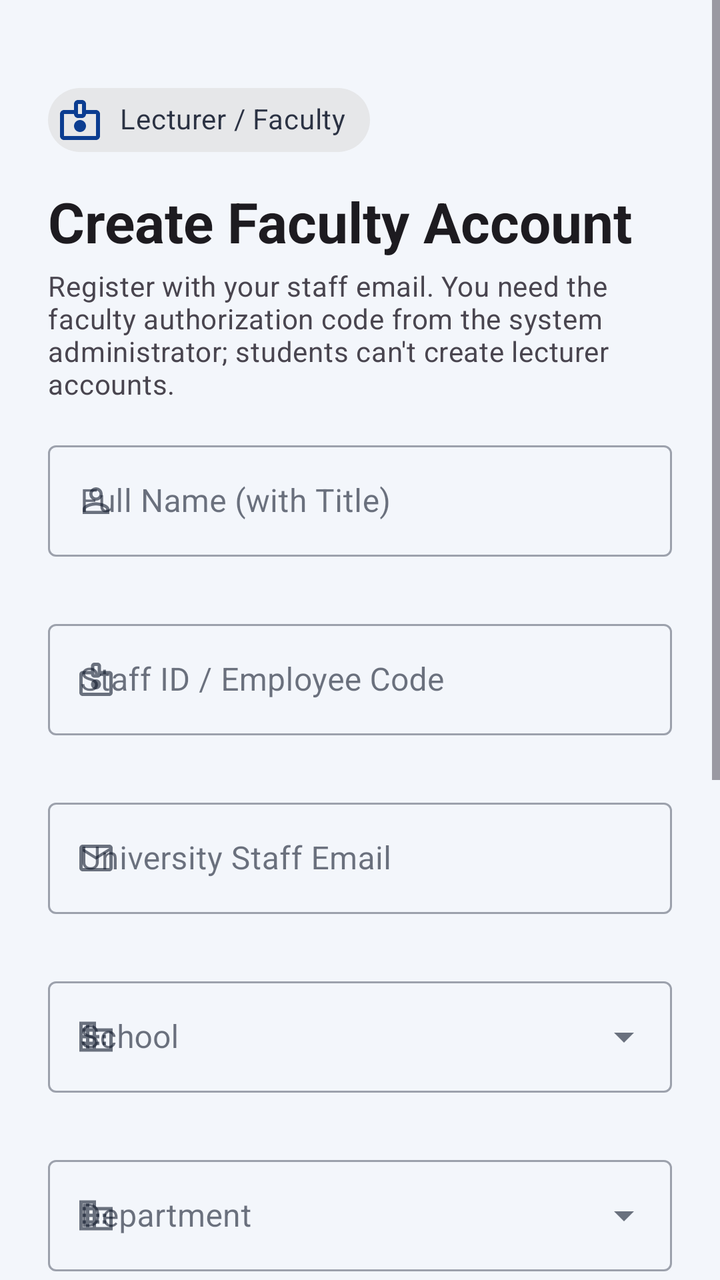
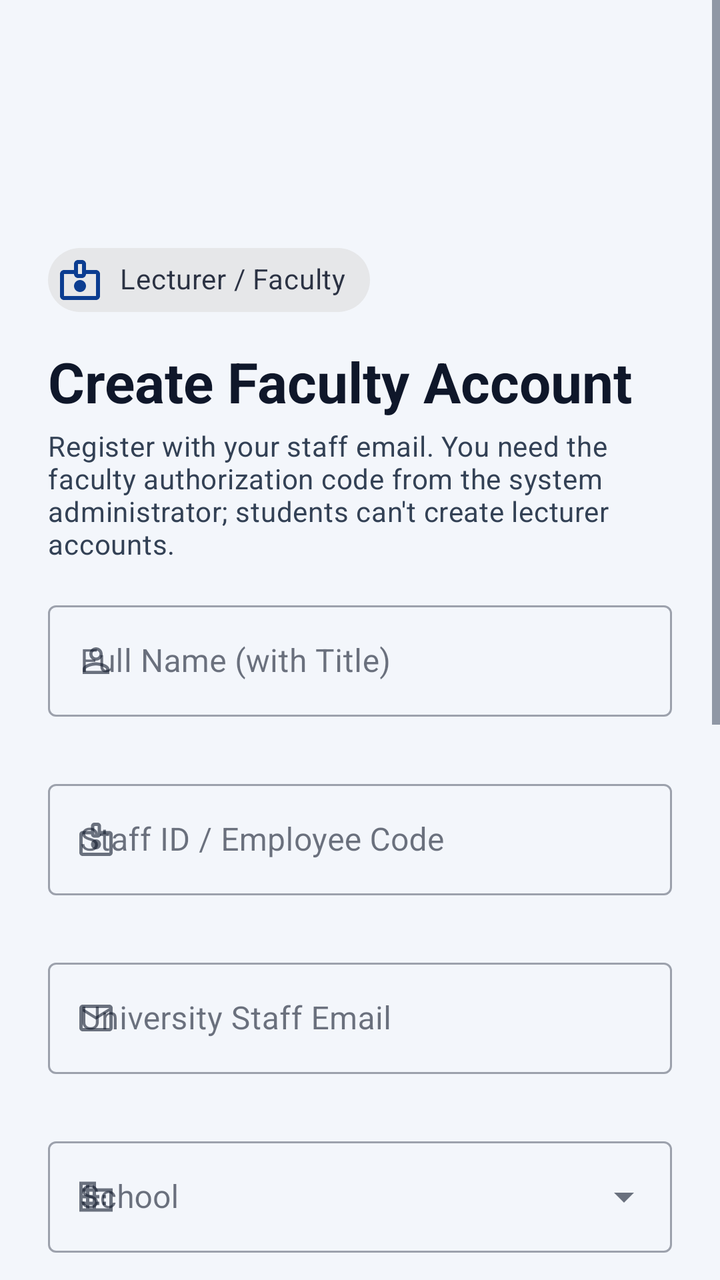

Two renders of the same Android screen: before a commit and after it. Below are the layout's source before the change and the commit's diff.
<!-- AndroidManifest.xml: application theme Theme.MUStudentSync -->
<!-- res/layout/activity_register_lecturer.xml -->
<?xml version="1.0" encoding="utf-8"?>
<ScrollView xmlns:android="http://schemas.android.com/apk/res/android"
    xmlns:app="http://schemas.android.com/apk/res-auto"
    xmlns:tools="http://schemas.android.com/tools"
    android:id="@+id/scrollViewRegisterLecturer"
    android:layout_width="match_parent"
    android:layout_height="match_parent"
    android:fillViewport="true"
    android:fitsSystemWindows="true"
    android:background="?android:attr/colorBackground">

    <androidx.constraintlayout.widget.ConstraintLayout
        android:layout_width="match_parent"
        android:layout_height="wrap_content"
        android:padding="24dp">

        
        <com.google.android.material.chip.Chip
            android:id="@+id/chipFacultyRole"
            style="@style/Widget.MaterialComponents.Chip.Action"
            android:layout_width="wrap_content"
            android:layout_height="wrap_content"
            android:layout_marginTop="12dp"
            android:text="@string/role_lecturer"
            android:clickable="false"
            app:chipIcon="@drawable/ic_badge_outline_20"
            app:layout_constraintTop_toTopOf="parent"
            app:layout_constraintStart_toStartOf="parent" />

        
        <TextView
            android:id="@+id/tvLecturerRegisterTitle"
            android:layout_width="0dp"
            android:layout_height="wrap_content"
            android:layout_marginTop="8dp"
            android:text="@string/title_register_lecturer"
            android:textAppearance="?attr/textAppearanceHeadlineMedium"
            android:textStyle="bold"
            app:layout_constraintTop_toBottomOf="@id/chipFacultyRole"
            app:layout_constraintStart_toStartOf="parent"
            app:layout_constraintEnd_toEndOf="parent" />

        <TextView
            android:id="@+id/tvLecturerRegisterSubtitle"
            android:layout_width="0dp"
            android:layout_height="wrap_content"
            android:layout_marginTop="4dp"
            android:text="@string/desc_register_lecturer_subtitle"
            android:textAppearance="?attr/textAppearanceBodyMedium"
            android:textColor="?android:attr/textColorSecondary"
            app:layout_constraintTop_toBottomOf="@id/tvLecturerRegisterTitle"
            app:layout_constraintStart_toStartOf="parent"
            app:layout_constraintEnd_toEndOf="parent" />

        
        <com.google.android.material.card.MaterialCardView
            android:id="@+id/cardLecturerDraftBanner"
            android:layout_width="0dp"
            android:layout_height="wrap_content"
            android:layout_marginTop="16dp"
            android:visibility="gone"
            tools:visibility="visible"
            app:cardBackgroundColor="?attr/colorTertiaryContainer"
            app:cardCornerRadius="8dp"
            app:strokeWidth="0dp"
            app:layout_constraintTop_toBottomOf="@id/tvLecturerRegisterSubtitle"
            app:layout_constraintStart_toStartOf="parent"
            app:layout_constraintEnd_toEndOf="parent">

            <TextView
                android:id="@+id/tvLecturerOfflineBannerText"
                android:layout_width="match_parent"
                android:layout_height="wrap_content"
                android:padding="12dp"
                android:text="@string/status_lecturer_draft"
                android:textAppearance="?attr/textAppearanceBodySmall"
                android:textColor="?attr/colorOnTertiaryContainer"
                android:drawableStart="@android:drawable/stat_sys_warning"
                android:drawablePadding="8dp" />
        </com.google.android.material.card.MaterialCardView>

        
        <com.google.android.material.textfield.TextInputLayout
            android:id="@+id/tilLecturerName"
            style="@style/Widget.MaterialComponents.TextInputLayout.OutlinedBox"
            android:layout_width="0dp"
            android:layout_height="wrap_content"
            android:layout_marginTop="16dp"
            android:hint="@string/label_lecturer_name"
            app:startIconDrawable="@drawable/ic_person_outline_20"
            app:startIconContentDescription="@string/label_lecturer_name"
            app:errorEnabled="true"
            app:layout_constraintTop_toBottomOf="@id/cardLecturerDraftBanner"
            app:layout_constraintStart_toStartOf="parent"
            app:layout_constraintEnd_toEndOf="parent">

            <com.google.android.material.textfield.TextInputEditText
                android:id="@+id/etLecturerName"
                android:layout_width="match_parent"
                android:layout_height="wrap_content"
                android:minHeight="48dp"
                android:inputType="textPersonName|textCapWords"
                android:contentDescription="@string/label_lecturer_name" />
        </com.google.android.material.textfield.TextInputLayout>

        
        <com.google.android.material.textfield.TextInputLayout
            android:id="@+id/tilStaffId"
            style="@style/Widget.MaterialComponents.TextInputLayout.OutlinedBox"
            android:layout_width="0dp"
            android:layout_height="wrap_content"
            android:layout_marginTop="8dp"
            android:hint="@string/label_staff_id"
            app:startIconDrawable="@drawable/ic_badge_outline_20"
            app:startIconContentDescription="@string/label_staff_id"
            app:errorEnabled="true"
            app:layout_constraintTop_toBottomOf="@id/tilLecturerName"
            app:layout_constraintStart_toStartOf="parent"
            app:layout_constraintEnd_toEndOf="parent">

            <com.google.android.material.textfield.TextInputEditText
                android:id="@+id/etStaffId"
                android:layout_width="match_parent"
                android:layout_height="wrap_content"
                android:minHeight="48dp"
                android:inputType="textCapCharacters"
                android:contentDescription="@string/label_staff_id" />
        </com.google.android.material.textfield.TextInputLayout>

        
        <com.google.android.material.textfield.TextInputLayout
            android:id="@+id/tilStaffEmail"
            style="@style/Widget.MaterialComponents.TextInputLayout.OutlinedBox"
            android:layout_width="0dp"
            android:layout_height="wrap_content"
            android:layout_marginTop="8dp"
            android:hint="@string/label_staff_email"
            app:startIconDrawable="@drawable/ic_mail_outline_20"
            app:startIconContentDescription="@string/label_staff_email"
            app:errorEnabled="true"
            app:layout_constraintTop_toBottomOf="@id/tilStaffId"
            app:layout_constraintStart_toStartOf="parent"
            app:layout_constraintEnd_toEndOf="parent">

            <com.google.android.material.textfield.TextInputEditText
                android:id="@+id/etStaffEmail"
                android:layout_width="match_parent"
                android:layout_height="wrap_content"
                android:minHeight="48dp"
                android:inputType="textEmailAddress"
                android:contentDescription="@string/label_staff_email" />
        </com.google.android.material.textfield.TextInputLayout>

        
        <com.google.android.material.textfield.TextInputLayout
            android:id="@+id/tilSchool"
            style="@style/Widget.MaterialComponents.TextInputLayout.OutlinedBox.ExposedDropdownMenu"
            android:layout_width="0dp"
            android:layout_height="wrap_content"
            android:layout_marginTop="8dp"
            android:hint="@string/label_school"
            app:startIconDrawable="@drawable/ic_domain_outline_20"
            app:startIconContentDescription="@string/label_school"
            app:errorEnabled="true"
            app:layout_constraintTop_toBottomOf="@id/tilStaffEmail"
            app:layout_constraintStart_toStartOf="parent"
            app:layout_constraintEnd_toEndOf="parent">

            <AutoCompleteTextView
                android:id="@+id/actvSchool"
                android:layout_width="match_parent"
                android:layout_height="wrap_content"
                android:minHeight="48dp"
                android:inputType="none"
                android:contentDescription="@string/label_school" />
        </com.google.android.material.textfield.TextInputLayout>

        
        <com.google.android.material.textfield.TextInputLayout
            android:id="@+id/tilDepartment"
            style="@style/Widget.MaterialComponents.TextInputLayout.OutlinedBox.ExposedDropdownMenu"
            android:layout_width="0dp"
            android:layout_height="wrap_content"
            android:layout_marginTop="8dp"
            android:hint="@string/label_department"
            app:startIconDrawable="@drawable/ic_domain_outline_20"
            app:startIconContentDescription="@string/label_department"
            app:errorEnabled="true"
            app:layout_constraintTop_toBottomOf="@id/tilSchool"
            app:layout_constraintStart_toStartOf="parent"
            app:layout_constraintEnd_toEndOf="parent">

            <AutoCompleteTextView
                android:id="@+id/actvDepartment"
                android:layout_width="match_parent"
                android:layout_height="wrap_content"
                android:minHeight="48dp"
                android:inputType="none"
                android:contentDescription="@string/label_department" />
        </com.google.android.material.textfield.TextInputLayout>

        
        <com.google.android.material.textfield.TextInputLayout
            android:id="@+id/tilLecturerPassword"
            style="@style/Widget.MaterialComponents.TextInputLayout.OutlinedBox"
            android:layout_width="0dp"
            android:layout_height="wrap_content"
            android:layout_marginTop="8dp"
            android:hint="@string/label_lec_password"
            app:startIconDrawable="@drawable/ic_lock_outline_20"
            app:startIconContentDescription="@string/label_lec_password"
            app:endIconMode="password_toggle"
            app:errorEnabled="true"
            app:layout_constraintTop_toBottomOf="@id/tilDepartment"
            app:layout_constraintStart_toStartOf="parent"
            app:layout_constraintEnd_toEndOf="parent">

            <com.google.android.material.textfield.TextInputEditText
                android:id="@+id/etLecturerPassword"
                android:layout_width="match_parent"
                android:layout_height="wrap_content"
                android:minHeight="48dp"
                android:inputType="textPassword"
                android:contentDescription="@string/label_lec_password" />
        </com.google.android.material.textfield.TextInputLayout>

        
        <com.google.android.material.textfield.TextInputLayout
            android:id="@+id/tilFacultyToken"
            style="@style/Widget.MaterialComponents.TextInputLayout.OutlinedBox"
            android:layout_width="0dp"
            android:layout_height="wrap_content"
            android:layout_marginTop="8dp"
            android:hint="@string/label_faculty_auth_token"
            app:startIconDrawable="@drawable/ic_key_outline_20"
            app:startIconContentDescription="@string/label_faculty_auth_token"
            app:errorEnabled="true"
            app:layout_constraintTop_toBottomOf="@id/tilLecturerPassword"
            app:layout_constraintStart_toStartOf="parent"
            app:layout_constraintEnd_toEndOf="parent">

            <com.google.android.material.textfield.TextInputEditText
                android:id="@+id/etFacultyToken"
                android:layout_width="match_parent"
                android:layout_height="wrap_content"
                android:minHeight="48dp"
                android:inputType="textCapCharacters"
                android:contentDescription="@string/label_faculty_auth_token" />
        </com.google.android.material.textfield.TextInputLayout>

        
        <com.google.android.material.button.MaterialButton
            android:id="@+id/btnRegisterLecturer"
            android:layout_width="0dp"
            android:layout_height="wrap_content"
            android:layout_marginTop="20dp"
            android:minHeight="48dp"
            android:text="@string/btn_register_lecturer"
            app:layout_constraintTop_toBottomOf="@id/tilFacultyToken"
            app:layout_constraintStart_toStartOf="parent"
            app:layout_constraintEnd_toEndOf="parent" />

        
        <com.google.android.material.button.MaterialButton
            android:id="@+id/btnSwitchToStudentReg"
            style="@style/Widget.MaterialComponents.Button.OutlinedButton"
            android:layout_width="0dp"
            android:layout_height="wrap_content"
            android:layout_marginTop="12dp"
            android:minHeight="48dp"
            android:text="@string/switch_to_student_reg"
            app:icon="@drawable/ic_person_outline_20"
            app:layout_constraintTop_toBottomOf="@id/btnRegisterLecturer"
            app:layout_constraintStart_toStartOf="parent"
            app:layout_constraintEnd_toEndOf="parent" />

        
        <com.google.android.material.button.MaterialButton
            android:id="@+id/btnGoToSignInLecturer"
            style="@style/Widget.MaterialComponents.Button.TextButton"
            android:layout_width="wrap_content"
            android:layout_height="wrap_content"
            android:layout_marginTop="8dp"
            android:minHeight="48dp"
            android:text="@string/link_lec_to_login"
            app:layout_constraintTop_toBottomOf="@id/btnSwitchToStudentReg"
            app:layout_constraintStart_toStartOf="parent"
            app:layout_constraintEnd_toEndOf="parent"
            app:layout_constraintBottom_toBottomOf="parent" />

    </androidx.constraintlayout.widget.ConstraintLayout>
</ScrollView>
<!-- resources referenced by this layout -->
<resources>
  <string name="btn_register_lecturer">Register as Lecturer</string>
  <string name="desc_register_lecturer_subtitle">Register with your staff email. You need the faculty authorization code from the system administrator; students can\'t create lecturer accounts.</string>
  <string name="label_department">Department</string>
  <string name="label_faculty_auth_token">Faculty Authorization Token</string>
  <string name="label_lec_password">Password</string>
  <string name="label_lecturer_name">Full Name (with Title)</string>
  <string name="label_school">School</string>
  <string name="label_staff_email">University Staff Email</string>
  <string name="label_staff_id">Staff ID / Employee Code</string>
  <string name="link_lec_to_login">Already have an account? Sign in</string>
  <string name="role_lecturer">Lecturer / Faculty</string>
  <string name="status_lecturer_draft">Lecturer profile cached locally — pending sync</string>
  <string name="switch_to_student_reg">Register as a Student instead</string>
  <string name="title_register_lecturer">Create Faculty Account</string>
  <style name="Theme.MUStudentSync" parent="Base.Theme.MUStudentSync" />
  <style name="Base.Theme.MUStudentSync" parent="Theme.Material3.DayNight.NoActionBar">
          <item name="colorPrimary">@color/campus_primary</item>
          <item name="colorOnPrimary">@color/campus_on_primary</item>
          <item name="colorPrimaryContainer">@color/campus_tile</item>
          <item name="colorOnPrimaryContainer">@color/campus_navy</item>
          <item name="colorSecondary">@color/campus_blue</item>
          <item name="colorSecondaryContainer">@color/campus_tile</item>
          <item name="colorOnSecondaryContainer">@color/campus_navy</item>
          <item name="colorSurface">@color/campus_card</item>
          <item name="colorOnSurface">@color/campus_text</item>
          <item name="colorOnSurfaceVariant">@color/campus_muted</item>
          <item name="colorOutline">@color/campus_line</item>
          <item name="colorError">@color/campus_full</item>
          <item name="android:colorBackground">@color/campus_ground</item>
          <item name="colorOnBackground">@color/campus_text</item>
          
          <item name="android:windowBackground">@color/campus_ground</item>
      </style>
  <color name="campus_primary">#0B3D91</color>
  <color name="campus_on_primary">#FFFFFF</color>
  <color name="campus_tile">#E5EDFB</color>
  <color name="campus_navy">#0B3D91</color>
  <color name="campus_blue">#1F5FD1</color>
  <color name="campus_card">#FFFFFF</color>
  <color name="campus_text">#0F172A</color>
  <color name="campus_muted">#475569</color>
  <color name="campus_line">#E2E8F0</color>
  <color name="campus_full">#B42318</color>
  <color name="campus_ground">#F3F6FB</color>
  <!-- unchanged entries left out for length: 6 -->
</resources>

<!-- the commit's change to res/layout/activity_register_lecturer.xml (unified diff, before → after) -->
@@ -15,6 +15,17 @@
         android:padding="24dp">
 
         
+        
+        <ImageView
+            android:id="@+id/imgRegisterLecturerLogo"
+            android:layout_width="80dp"
+            android:layout_height="80dp"
+            android:contentDescription="@string/app_logo_description"
+            android:src="@mipmap/ic_launcher_round"
+            app:layout_constraintTop_toTopOf="parent"
+            app:layout_constraintStart_toStartOf="parent"
+            app:layout_constraintEnd_toEndOf="parent" />
+
         <com.google.android.material.chip.Chip
             android:id="@+id/chipFacultyRole"
             style="@style/Widget.MaterialComponents.Chip.Action"
@@ -24,7 +35,7 @@
             android:text="@string/role_lecturer"
             android:clickable="false"
             app:chipIcon="@drawable/ic_badge_outline_20"
-            app:layout_constraintTop_toTopOf="parent"
+            app:layout_constraintTop_toBottomOf="@id/imgRegisterLecturerLogo"
             app:layout_constraintStart_toStartOf="parent" />
 
         
<!-- resource entries referenced after the edit -->
@@ -1,5 +1,13 @@
 <!-- resources referenced by this layout -->
 <resources>
+  <!-- mipmap ic_launcher_round (mipmap-anydpi-v26) -->
+  <?xml version="1.0" encoding="utf-8"?>
+  <adaptive-icon xmlns:android="http://schemas.android.com/apk/res/android">
+      <background android:drawable="@color/ic_launcher_background"/>
+      <foreground android:drawable="@mipmap/ic_launcher_foreground"/>
+      <monochrome android:drawable="@mipmap/ic_launcher_foreground"/>
+  </adaptive-icon>
+  <string name="app_logo_description">MUStudentSync logo</string>
   <string name="btn_register_lecturer">Register as Lecturer</string>
   <string name="desc_register_lecturer_subtitle">Register with your staff email. You need the faculty authorization code from the system administrator; students can\'t create lecturer accounts.</string>
   <string name="label_department">Department</string>
@@ -15,6 +23,7 @@
   <string name="switch_to_student_reg">Register as a Student instead</string>
   <string name="title_register_lecturer">Create Faculty Account</string>
   <style name="Theme.MUStudentSync" parent="Base.Theme.MUStudentSync" />
+  <color name="ic_launcher_background">#04103D</color>
   <style name="Base.Theme.MUStudentSync" parent="Theme.Material3.DayNight.NoActionBar">
           <item name="colorPrimary">@color/campus_primary</item>
           <item name="colorOnPrimary">@color/campus_on_primary</item>
@@ -31,6 +40,10 @@
           <item name="android:colorBackground">@color/campus_ground</item>
           <item name="colorOnBackground">@color/campus_text</item>
           
+          <item name="android:textColorPrimary">@color/campus_text</item>
+          <item name="android:textColorSecondary">@color/campus_muted</item>
+          <item name="android:textColorHint">@color/campus_muted</item>
+          
           <item name="android:windowBackground">@color/campus_ground</item>
       </style>
   <color name="campus_primary">#0B3D91</color>
@@ -40,8 +53,8 @@
   <color name="campus_blue">#1F5FD1</color>
   <color name="campus_card">#FFFFFF</color>
   <color name="campus_text">#0F172A</color>
-  <color name="campus_muted">#475569</color>
-  <color name="campus_line">#E2E8F0</color>
+  <color name="campus_muted">#334155</color>
+  <color name="campus_line">#CBD5E1</color>
   <color name="campus_full">#B42318</color>
   <color name="campus_ground">#F3F6FB</color>
   <!-- unchanged entries left out for length: 6 -->
